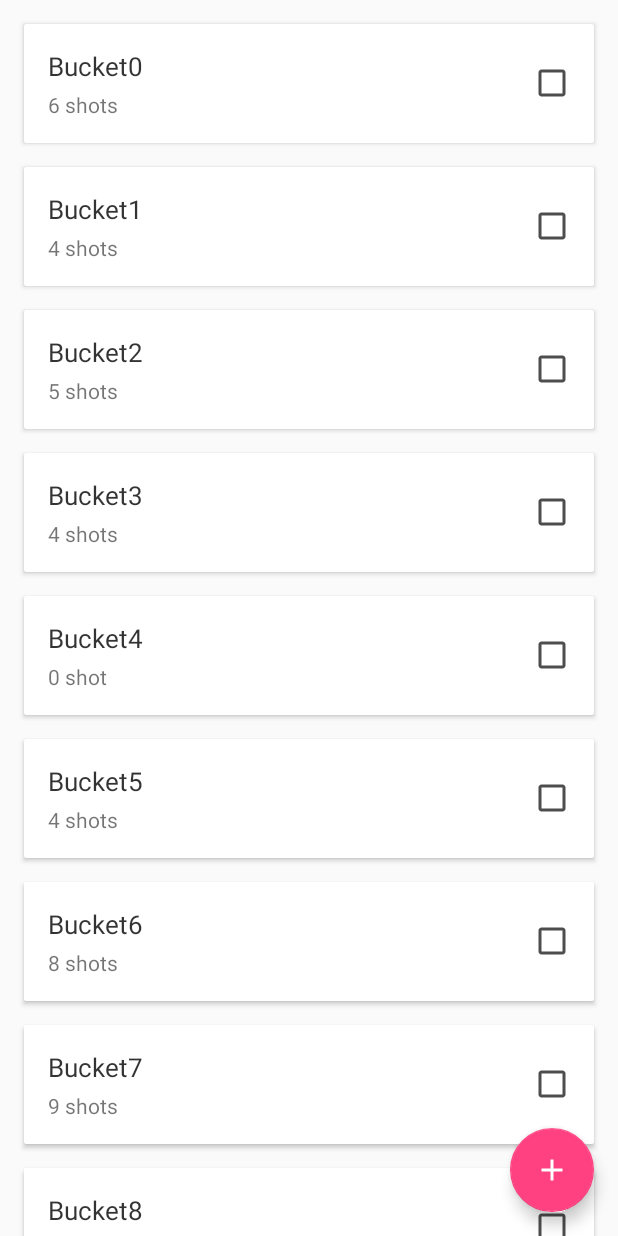
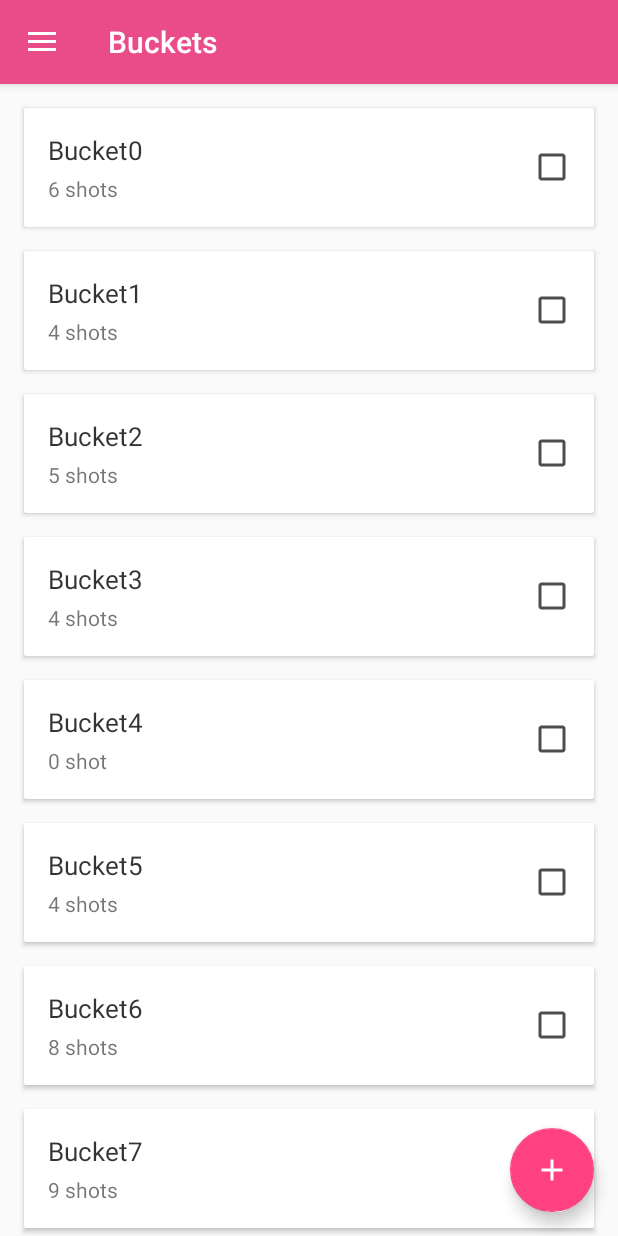
Before and after one commit to GordonCC94/Dribbble-App, an Android app: the MainActivity screen opened directly, with no data from a screen before it, in the side drawer, after a tap on "Buckets", on a phone screen of 412 x 824 dp. Run offline under Robolectric (Android 15) with nearby library versions, the phone set to English and light mode, and no system bars; our stand-ins replace ButterKnife; 1 statement that could not run was skipped.

Commit message:
ShotList UI-Navigation Drawer Complete

```diff
--- a/app/src/main/AndroidManifest.xml
+++ b/app/src/main/AndroidManifest.xml
@@ -14,12 +14,14 @@
         <activity android:name=".view.view.LoginActivity">
             <intent-filter>
                 <action android:name="android.intent.action.MAIN" />
-
                 <category android:name="android.intent.category.LAUNCHER" />
             </intent-filter>
         </activity>
         <activity android:name=".view.view.MainActivity" />
-        <activity android:name=".view.dribbble.Auth.AuthActivity"></activity>
+
+        <activity
+            android:name=".view.dribbble.Auth.AuthActivity"
+            android:windowSoftInputMode="adjustPan"></activity>
     </application>
 
 </manifest>
--- a/app/src/main/java/com/example/chenc/ccdrible/view/view/MainActivity.java
+++ b/app/src/main/java/com/example/chenc/ccdrible/view/view/MainActivity.java
@@ -1,5 +1,6 @@
 package com.example.chenc.ccdrible.view.view;
 
+import android.content.Intent;
 import android.content.res.Configuration;
 import android.os.Bundle;
 import android.support.design.widget.NavigationView;
@@ -7,11 +8,15 @@ import android.support.v4.app.Fragment;
 import android.support.v4.widget.DrawerLayout;
 import android.support.v7.app.ActionBarDrawerToggle;
 import android.support.v7.app.AppCompatActivity;
+import android.support.v7.widget.Toolbar;
 import android.view.MenuItem;
+import android.view.View;
+import android.widget.TextView;
 
 
 import com.example.chenc.ccdrible.R;
 import com.example.chenc.ccdrible.view.bucket_list.BucketListFragment;
+import com.example.chenc.ccdrible.view.dribbble.Dribbble;
 import com.example.chenc.ccdrible.view.view.shot_list.ShotListFragment;
 
 import butterknife.BindView;
@@ -20,6 +25,7 @@ import butterknife.ButterKnife;
 @SuppressWarnings("ConstantConditions")
 public class MainActivity extends AppCompatActivity {
 
+    @BindView(R.id.toolbar) Toolbar toolbar;
     @BindView(R.id.drawer_layout) DrawerLayout drawerLayout;
     @BindView(R.id.drawer) NavigationView navigationView;
 
@@ -31,6 +37,8 @@ public class MainActivity extends AppCompatActivity {
         setContentView(R.layout.activity_main);
         ButterKnife.bind(this);
 
+
+        setSupportActionBar(toolbar);
         getSupportActionBar().setDisplayHomeAsUpEnabled(true);
         getSupportActionBar().setHomeButtonEnabled(true);
 
@@ -66,13 +74,28 @@ public class MainActivity extends AppCompatActivity {
 
     private void setupDrawer() {
         drawerToggle = new ActionBarDrawerToggle(
-                this,                  /* host Activity */
-                drawerLayout,          /* DrawerLayout object */
-                R.string.open_drawer,         /* "open drawer" description */
-                R.string.close_drawer         /* "close drawer" description */
+                this,
+                drawerLayout,
+                R.string.open_drawer,
+                R.string.close_drawer
         );
 
         drawerLayout.setDrawerListener(drawerToggle);
+
+        View headerView = navigationView.getHeaderView(0);
+        ((TextView) headerView.findViewById(R.id.nav_header_user_name)).setText(
+                Dribbble.getCurrentUser().name);
+
+        headerView.findViewById(R.id.nav_header_logout).setOnClickListener(new View.OnClickListener() {
+            @Override
+            public void onClick(View v) {
+                Dribbble.logout(MainActivity.this);
+
+                Intent intent = new Intent(MainActivity.this, LoginActivity.class);
+                startActivity(intent);
+                finish();
+            }
+        });
 
         navigationView.setNavigationItemSelectedListener(new NavigationView.OnNavigationItemSelectedListener() {
             @Override
--- /dev/null
+++ b/app/src/main/res/drawable/ic_people_white_24dp.xml
@@ -0,0 +1,4 @@
+<?xml version="1.0" encoding="UTF-8" standalone="no"?>
+<vector xmlns:android="http://schemas.android.com/apk/res/android" android:height="24dp" android:viewportHeight="24.0" android:viewportWidth="24.0" android:width="24dp">
+    <path android:fillColor="#FFFFFF" android:pathData="M16,11c1.66,0 2.99,-1.34 2.99,-3S17.66,5 16,5c-1.66,0 -3,1.34 -3,3s1.34,3 3,3zM8,11c1.66,0 2.99,-1.34 2.99,-3S9.66,5 8,5C6.34,5 5,6.34 5,8s1.34,3 3,3zM8,13c-2.33,0 -7,1.17 -7,3.5L1,19h14v-2.5c0,-2.33 -4.67,-3.5 -7,-3.5zM16,13c-0.29,0 -0.62,0.02 -0.97,0.05 1.16,0.84 1.97,1.97 1.97,3.45L17,19h6v-2.5c0,-2.33 -4.67,-3.5 -7,-3.5z"/>
+</vector>
--- a/app/src/main/res/layout/activity_main.xml
+++ b/app/src/main/res/layout/activity_main.xml
@@ -8,10 +8,19 @@
     android:layout_height="match_parent"
     tools:context=".view.view.MainActivity">
 
-    <FrameLayout
-        android:id="@+id/fragment_container"
+    <LinearLayout
         android:layout_width="match_parent"
-        android:layout_height="match_parent" />
+        android:layout_height="match_parent"
+        android:orientation="vertical">
+
+        <include layout="@layout/toolbar"/>
+
+        <FrameLayout
+            android:id="@+id/fragment_container"
+            android:layout_width="match_parent"
+            android:layout_height="match_parent" />
+    </LinearLayout>
+
 
     <android.support.design.widget.NavigationView
         android:id="@+id/drawer"
--- a/app/src/main/res/values/dimens.xml
+++ b/app/src/main/res/values/dimens.xml
@@ -11,4 +11,5 @@
     <dimen name="spacing_medium">16dp</dimen>
     <dimen name="spacing_large">24dp</dimen>
     <dimen name="fab_margin">16dp</dimen>
+    <dimen name="nav_header_login_btn_margin_left">-8dp</dimen>
 </resources>
--- a/app/src/main/res/values/strings.xml
+++ b/app/src/main/res/values/strings.xml
@@ -13,4 +13,6 @@
     <string name="title_likes">Likes</string>
     <string name="title_buckets">Buckets</string>
     <string name="shot_count">{0,choice,0#0 shot|1#1 shot|1&lt;{0} shots}</string>
+    <string name="user_profile_picture">user_profile_picture</string>
+    <string name="logout">Log out</string>
 </resources>
--- a/app/src/main/res/values/styles.xml
+++ b/app/src/main/res/values/styles.xml
@@ -2,7 +2,7 @@
 
     <style name="AppTheme" parent="Theme.AppCompat.Light.NoActionBar">
         <item name="colorPrimary">@color/colorPrimary</item>
-        <item name="colorPrimaryDark">@color/colorPrimaryDark</item>
+        <item name="colorPrimaryDark">@color/colorPrimary</item>
         <item name="colorAccent">@color/colorAccent</item>
 
         <item name="alertDialogTheme">@style/AppTheme.Dialog.Alert</item>
```
Also changed, not shown: app/src/main/res/layout/nav_header.xml (+33 -10 lines).
